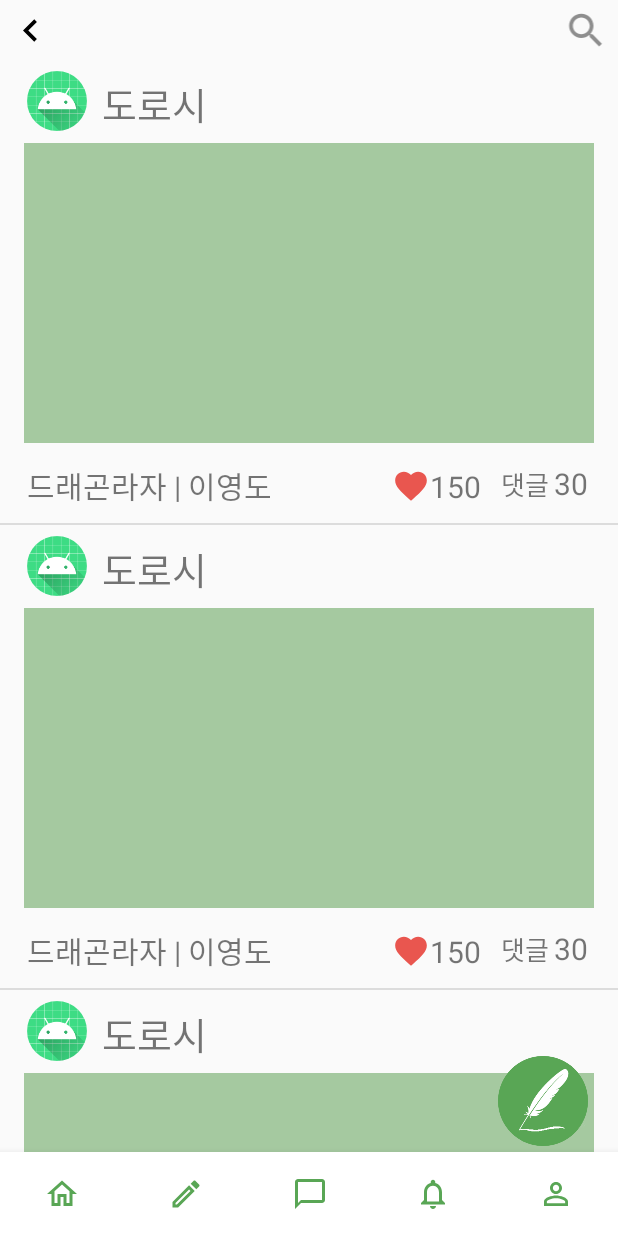
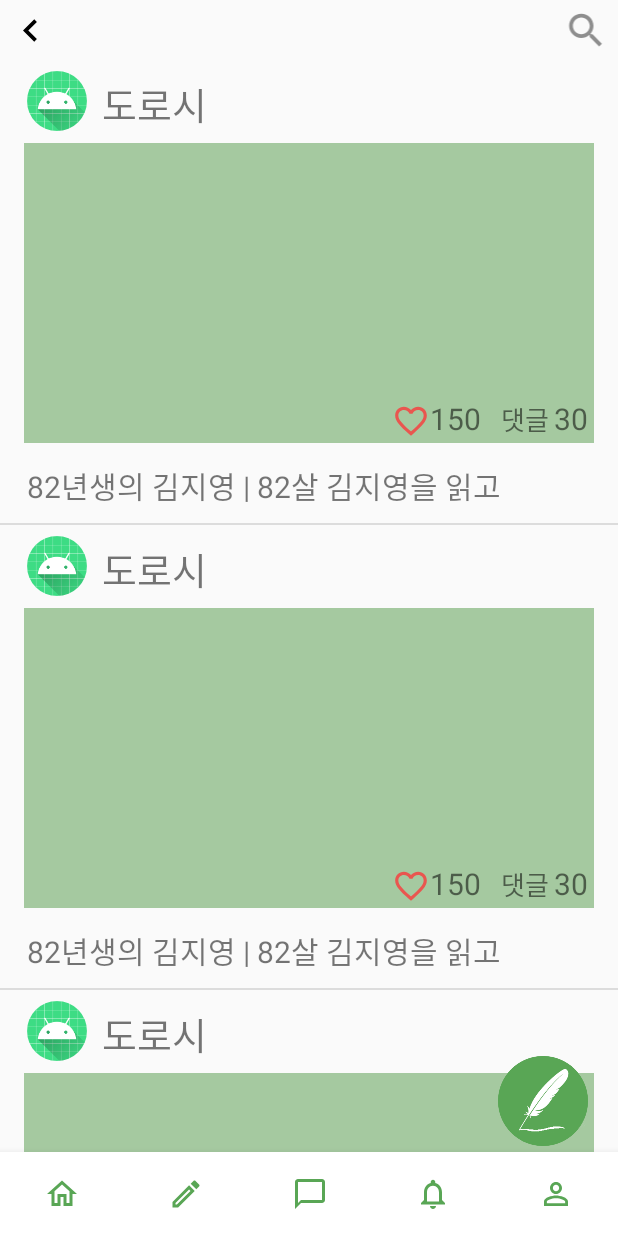
Before and after one commit to sujin9743/Haribo, an Android app: the MRealtimeBookreportRecycler screen opened directly, with no data from a screen before it, on a phone screen of 412 x 824 dp. Run offline under Robolectric (Android 15) with nearby library versions, the phone set to English and light mode, and no system bars; our stand-ins replace CircleImageView.

```diff
--- a/app/src/main/java/jsj/mjc/hobbybook/MRealtimeBookreportAdapter.java
+++ b/app/src/main/java/jsj/mjc/hobbybook/MRealtimeBookreportAdapter.java
@@ -7,22 +7,40 @@ import android.view.View;
 import android.view.ViewGroup;
 import android.widget.ImageView;
 import android.widget.TextView;
+import android.widget.Toast;
 
 import androidx.annotation.NonNull;
 import androidx.recyclerview.widget.RecyclerView;
 import androidx.viewpager.widget.ViewPager;
 
 import java.util.ArrayList;
+import java.util.Dictionary;
 
 import de.hdodenhof.circleimageview.CircleImageView;
 
+import static jsj.mjc.hobbybook.R.drawable.heart_full;
+import static jsj.mjc.hobbybook.R.drawable.heart_line;
+
 public class MRealtimeBookreportAdapter extends RecyclerView.Adapter<MRealtimeBookreportAdapter.ViewHolder>{
+    //리스트 하나 클릭시 이동
+
+
+    public interface OnItemClickListenr {
+        void onItemClick(View v, int position);
+    }
+    private OnItemClickListenr rlistener = null;
+    public void setOnItemClickListener(OnItemClickListenr listener){this.rlistener = listener;}
+
+
+
+
 
     private ArrayList<MRealtime> mRealtime = null;
 
     MRealtimeBookreportAdapter(ArrayList<MRealtime> list){
         this.mRealtime = list;
     }
+
 
     @Override
     public MRealtimeBookreportAdapter.ViewHolder onCreateViewHolder(@NonNull ViewGroup parent, int viewType) {
@@ -55,11 +73,17 @@ public class MRealtimeBookreportAdapter extends RecyclerView.Adapter<MRealtimeBo
         return mRealtime.size();
     }
 
+
+
     public class ViewHolder extends RecyclerView.ViewHolder {
         protected CircleImageView profileImg;
         protected TextView profileText, bookName, bookCreator,likeCnt, commentCnt;
         protected ViewPager bookImgPage;
         protected ImageView heart;
+
+
+        int i = 0;
+        int intLikeCnt;
 
         public ViewHolder(@NonNull View itemView) {
             super(itemView);
@@ -72,6 +96,45 @@ public class MRealtimeBookreportAdapter extends RecyclerView.Adapter<MRealtimeBo
             this.commentCnt = itemView.findViewById(R.id.commentCnt);
             this.bookImgPage = itemView.findViewById(R.id.bookImgPage);
             this.heart = itemView.findViewById(R.id.heart);
+
+            String lCnt = likeCnt.getText().toString();
+            intLikeCnt = Integer.parseInt(lCnt);
+
+
+            heart.setImageResource(heart_line);
+            heart.setOnClickListener(new View.OnClickListener() {
+                @Override
+                public void onClick(View v) {
+
+
+                    if(i == 0){
+                        heart.setImageResource(heart_full);
+                        i++;
+                        intLikeCnt++;
+
+                    }else{
+                        heart.setImageResource(heart_line);
+                        i--;
+                    }
+
+
+                }
+
+            });
+
+
+
+
+            itemView.setOnClickListener(new View.OnClickListener() {
+                @Override
+                public void onClick(View v) {
+                    int position = getAdapterPosition();
+                    if(position!=RecyclerView.NO_POSITION);
+                    if(rlistener !=null){
+                        rlistener.onItemClick(v,position);
+                    }
+                }
+            });
         }
     }
 }
--- a/app/src/main/java/jsj/mjc/hobbybook/MRealtimeBookreportRecycler.java
+++ b/app/src/main/java/jsj/mjc/hobbybook/MRealtimeBookreportRecycler.java
@@ -2,6 +2,7 @@ package jsj.mjc.hobbybook;
 
 import android.content.Intent;
 import android.os.Bundle;
+import android.util.Log;
 import android.view.View;
 import android.widget.Button;
 import android.widget.ImageView;
@@ -17,9 +18,8 @@ import java.util.ArrayList;
 public class MRealtimeBookreportRecycler extends AppCompatActivity {
     ImageView addBtn,backBtn, searchBtn;
 
-
     RecyclerView recyclerView = null;
-    MRealtimeBookreportAdapter adapter = null;
+    MRealtimeBookreportAdapter adapter;
     ArrayList<MRealtime> list = new ArrayList<MRealtime>();
 
     protected void onCreate(Bundle savedInstanceState) {
@@ -32,19 +32,27 @@ public class MRealtimeBookreportRecycler extends AppCompatActivity {
         recyclerView.setLayoutManager(linearLayoutManager);
 
         adapter = new MRealtimeBookreportAdapter(list);
-        recyclerView.setAdapter(adapter);
 
         DividerItemDecoration dividerItemDecoration = new DividerItemDecoration(this, linearLayoutManager.getOrientation());
         recyclerView.addItemDecoration(dividerItemDecoration);
 
         for(int i = 0;i<10;i++){
-            MRealtime data = new MRealtime("도로시","드래곤라자"+ " | ","이영도","150","30");
+            MRealtime data = new MRealtime("도로시","82년생의 김지영"+ " | ","82살 김지영을 읽고","150","30");
             list.add(data);
         }
 
+        recyclerView.setAdapter(adapter);
+
+        adapter.setOnItemClickListener(new MRealtimeBookreportAdapter.OnItemClickListenr() {
+            @Override
+            public void onItemClick(View v, int position) {
+                Intent i = new Intent(getApplicationContext(), MBookReportDetail.class);
+                startActivity(i);
+            }
+        });
 
 
-        adapter.notifyDataSetChanged();
+
 
 
 
--- a/app/src/main/res/layout/m_realtime_bookreport_list.xml
+++ b/app/src/main/res/layout/m_realtime_bookreport_list.xml
@@ -21,7 +21,7 @@
         </de.hdodenhof.circleimageview.CircleImageView>
         <TextView
             android:id="@+id/profileText"
-            android:layout_width="match_parent"
+            android:layout_width="wrap_content"
             android:layout_height="35dp"
             android:layout_gravity="center"
             android:text="Dorothy"
@@ -42,38 +42,21 @@
             android:layout_gravity="center"
             android:background="@color/testColor">
         </androidx.viewpager.widget.ViewPager>
+
+
     </LinearLayout>
     <LinearLayout
-        android:id="@+id/bottomLayout"
-        android:layout_width="match_parent"
+        android:layout_width="wrap_content"
         android:layout_height="wrap_content"
-        android:orientation="horizontal"
-        android:layout_marginTop="10dp"
-        app:layout_constraintTop_toBottomOf="@id/viewPageLayout"
-        app:layout_constraintLeft_toLeftOf="parent"
+        android:layout_marginRight="20dp"
+        app:layout_constraintBottom_toTopOf="@+id/bottomLayout"
         app:layout_constraintRight_toRightOf="parent">
-        <TextView
-            android:id="@+id/bookName"
-            android:layout_width="wrap_content"
-            android:layout_height="40dp"
-            android:text="도서제목 |"
-            android:textSize="20sp"
-            android:layout_marginLeft="18dp"
-            android:layout_marginTop="3dp"/>
-        <TextView
-            android:id="@+id/bookCreator"
-            android:layout_width="wrap_content"
-            android:layout_height="30dp"
-            android:text=" 도서제목"
-            android:textSize="20sp"
-            android:layout_marginTop="3dp"/>
         <ImageView
             android:id="@+id/heart"
             android:layout_width="25dp"
             android:layout_height="25dp"
             android:src="@drawable/heart_full"
-            android:layout_marginTop="6dp"
-            android:layout_marginLeft="80dp"/>
+            android:layout_marginTop="6dp" />
 
         <TextView
             android:id="@+id/likeCnt"
@@ -102,5 +85,35 @@
                 android:text="200"
                 android:textSize="20sp"/>
         </LinearLayout>
+
+
+
+
+    </LinearLayout>
+    <LinearLayout
+        android:id="@+id/bottomLayout"
+        android:layout_width="match_parent"
+        android:layout_height="wrap_content"
+        android:orientation="horizontal"
+        android:layout_marginTop="10dp"
+        app:layout_constraintTop_toBottomOf="@id/viewPageLayout"
+        app:layout_constraintLeft_toLeftOf="parent"
+        app:layout_constraintRight_toRightOf="parent">
+        <TextView
+            android:id="@+id/bookName"
+            android:layout_width="wrap_content"
+            android:layout_height="40dp"
+            android:text="도서제목 |"
+            android:textSize="20sp"
+            android:layout_marginLeft="18dp"
+            android:layout_marginTop="3dp"/>
+        <TextView
+            android:id="@+id/bookCreator"
+            android:layout_width="wrap_content"
+            android:layout_height="30dp"
+            android:text=" 도서제목"
+            android:textSize="20sp"
+            android:layout_marginTop="3dp"/>
+
     </LinearLayout>
 </androidx.constraintlayout.widget.ConstraintLayout>
--- a/app/src/main/res/layout/m_report_write_main.xml
+++ b/app/src/main/res/layout/m_report_write_main.xml
@@ -46,6 +46,7 @@
                 android:layout_marginRight="15dp"
                 android:orientation="vertical">
                 <EditText
+                    android:id="@+id/bookName"
                     android:layout_width="wrap_content"
                     android:layout_height="wrap_content"
                     android:text="도서명"
@@ -54,6 +55,7 @@
                     android:textStyle="bold"
                     android:background="@null"/>
                 <EditText
+                    android:id="@+id/reportName"
                     android:layout_width="380dp"
                     android:layout_height="40dp"
                     android:hint="독후감명"/>
@@ -62,7 +64,7 @@
                     android:layout_width="wrap_content"
                     android:layout_height="wrap_content">
                     <TextView
-                        android:id="@+id/hashTag"
+                        android:id="@+id/hashTag1"
                         android:layout_width="wrap_content"
                         android:layout_height="wrap_content"
                         android:hint="# 해시태그"
@@ -95,6 +97,7 @@
                         android:textColor="@color/basicGreen"/>
                 </LinearLayout>
                 <EditText
+                    android:id="@+id/contents"
                     android:layout_width="wrap_content"
                     android:layout_height="wrap_content"
                     android:background="@null"
```
Also changed, not shown: app/src/main/java/jsj/mjc/hobbybook/MBookReportDetail.java (+15 -1 lines), app/src/main/java/jsj/mjc/hobbybook/MBookWriteMain.java (+73 -1 lines).
